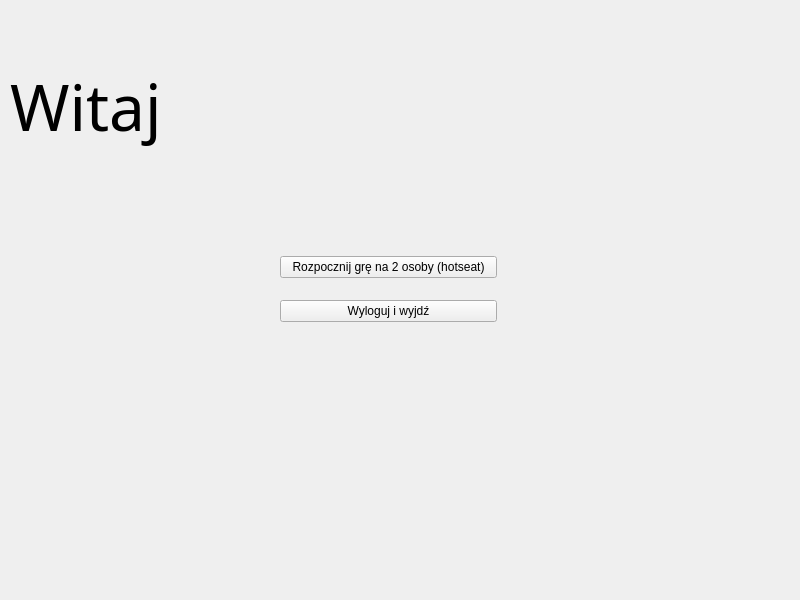
Above: Warcaby/menu.ui from Agricolt/Warcaby before the change. Below: the same form after it.
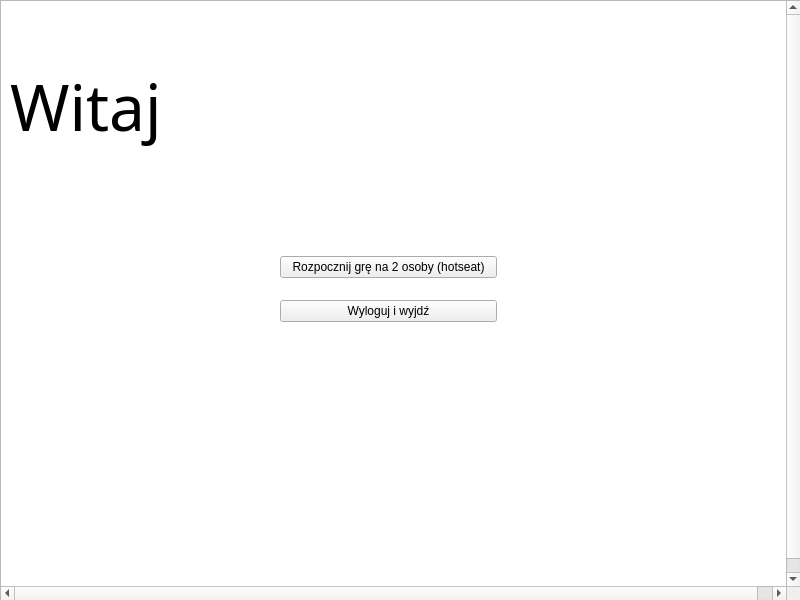
That is the form after the change.

Commit message: Dodano tlo w menu glownym, naprawiono blad ruchu i bicia damki oraz dlab bicia pionka.

Diff of the .ui file:
```diff
--- a/Warcaby/menu.ui
+++ b/Warcaby/menu.ui
@@ -13,12 +13,15 @@
   <property name="windowTitle">
    <string>Form</string>
   </property>
+  <property name="autoFillBackground">
+   <bool>true</bool>
+  </property>
   <widget class="QLabel" name="label_Welcome">
    <property name="geometry">
     <rect>
      <x>10</x>
      <y>20</y>
-     <width>501</width>
+     <width>751</width>
      <height>171</height>
     </rect>
    </property>
@@ -58,6 +61,27 @@
     </item>
    </layout>
   </widget>
+  <widget class="QGraphicsView" name="graphicsView_background">
+   <property name="geometry">
+    <rect>
+     <x>0</x>
+     <y>0</y>
+     <width>801</width>
+     <height>601</height>
+    </rect>
+   </property>
+   <property name="sceneRect">
+    <rectf>
+     <x>0.000000000000000</x>
+     <y>0.000000000000000</y>
+     <width>800.000000000000000</width>
+     <height>600.000000000000000</height>
+    </rectf>
+   </property>
+  </widget>
+  <zorder>graphicsView_background</zorder>
+  <zorder>layoutWidget</zorder>
+  <zorder>label_Welcome</zorder>
  </widget>
  <resources/>
  <connections/>
```
The commit also changes 21 other files.
